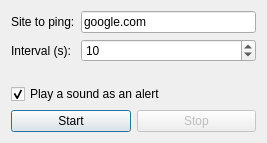
Old version of the form dialog.ui in the repository adamb924/LetMeKnow.
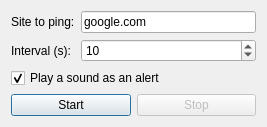
New version of the form.

The edit to the form file:
```diff
--- a/dialog.ui
+++ b/dialog.ui
@@ -7,7 +7,7 @@
     <x>0</x>
     <y>0</y>
     <width>267</width>
-    <height>143</height>
+    <height>120</height>
    </rect>
   </property>
   <property name="windowTitle">
```
